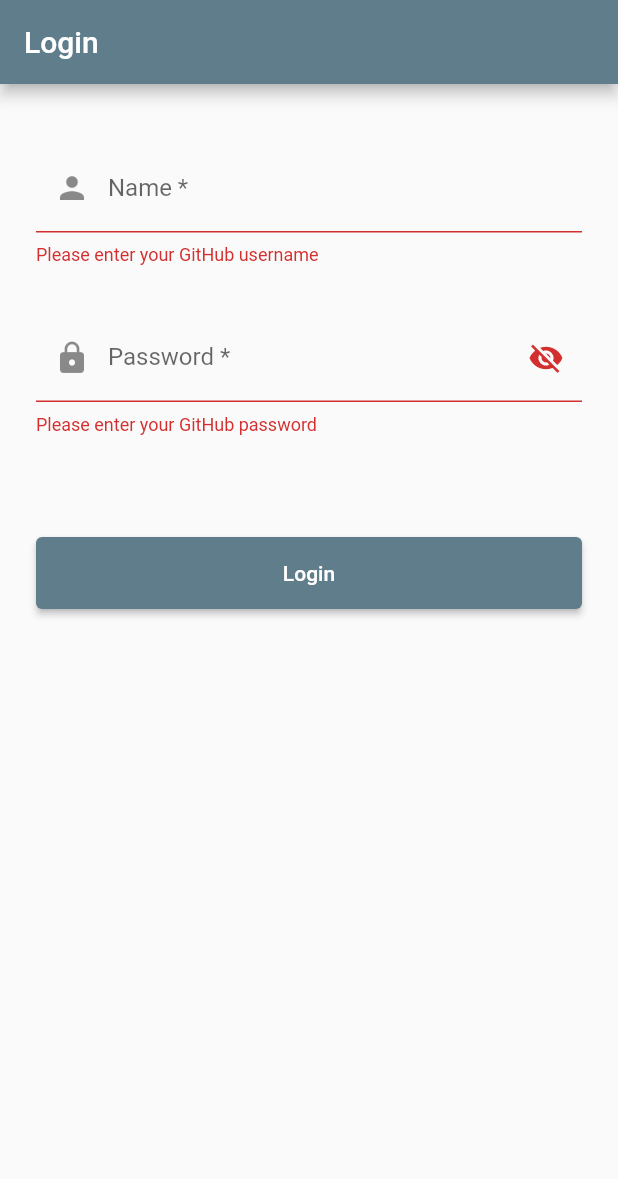
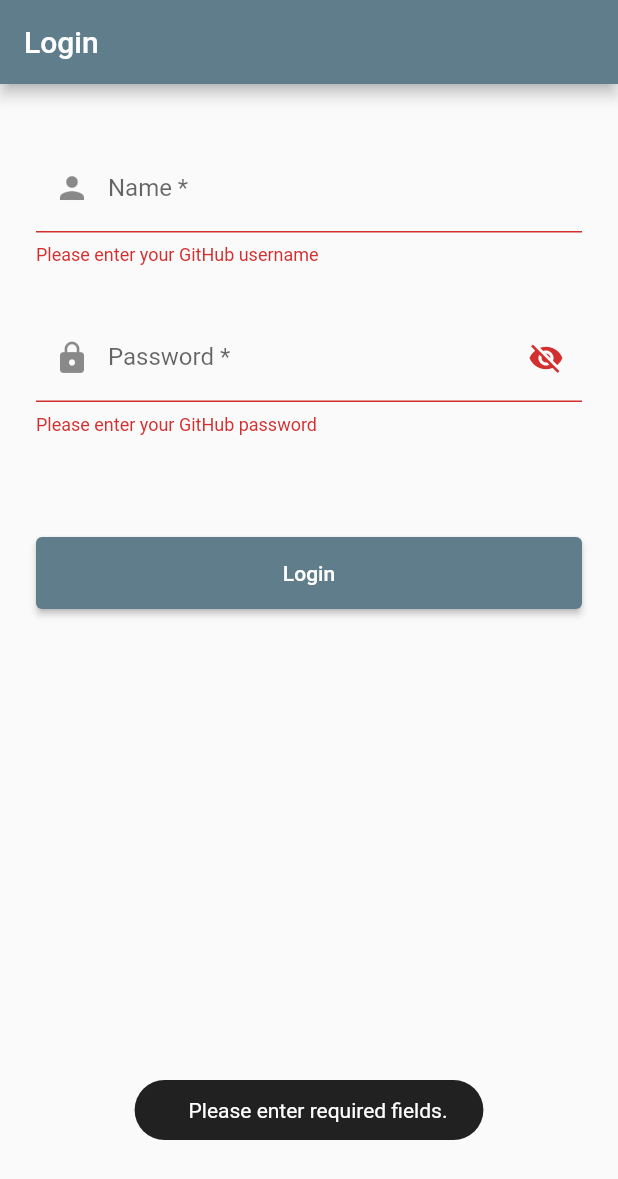
Before and after one commit to Rjiegit/gitme, a Flutter app: the screen it shows after launch, after a tap on "Login", on a phone screen of 412 x 824 dp. Shown: the top 1179 px of the screen. Run offline on Flutter 3.47's test engine with Material 2 defaults, Android fonts, the phone set to English and light mode, and no system bars; drawn by our look-alikes of flutter_progress_hud; our stand-ins replace flutter_dotenv, fluttertoast, package_info, timeago; missing offline and left inert: github.

Commit message:
Add toast when login

```diff
--- a/lib/pages/login.dart
+++ b/lib/pages/login.dart
@@ -1,5 +1,7 @@
 import 'package:flutter/material.dart';
 import 'package:flutter_progress_hud/flutter_progress_hud.dart';
+import 'package:fluttertoast/fluttertoast.dart';
+import 'package:github/github.dart';
 import 'package:gitme/components/github_login_form.dart';
 import 'package:gitme/services/github_api.dart';
 
@@ -9,6 +11,15 @@ class LoginPage extends StatefulWidget {
 }
 
 class _LoginPageState extends State<LoginPage> {
+  FToast fToast = FToast();
+
+  @override
+  void initState() {
+    super.initState();
+
+    fToast.init(context);
+  }
+
   @override
   Widget build(BuildContext context) {
     return ProgressHUD(
@@ -24,19 +35,26 @@ class _LoginPageState extends State<LoginPage> {
               if (state.formKey.currentState!.validate()) {
                 final progress = ProgressHUD.of(context);
                 progress!.showWithText("Loading...");
+
                 FocusScope.of(context).requestFocus(new FocusNode());
-                Future.delayed(Duration(milliseconds: 500), () async {
+
+                Future.delayed(Duration(milliseconds: 100), () async {
                   try {
                     githubClient = getGithubApiClientByToken();
-                    await githubClient.users.getCurrentUser();
+                    User user = await githubClient.users.getCurrentUser();
+
+                    _showToast("Welcome ${user.login}");
+
                     Navigator.pushReplacementNamed(context, "/home");
                   } catch (e) {
+                    _showToast("Uh oh, your username or password is wrong...");
+
                     print(e);
                   }
                   progress.dismiss();
                 });
               } else {
-                print("validate failed...");
+                _showToast("Please enter required fields.");
               }
             },
           )),
@@ -44,4 +62,32 @@ class _LoginPageState extends State<LoginPage> {
       ),
     );
   }
+
+  _showToast(String message) {
+    Widget toast = Container(
+      padding: const EdgeInsets.symmetric(horizontal: 24.0, vertical: 12.0),
+      decoration: BoxDecoration(
+        borderRadius: BorderRadius.circular(25.0),
+        color: Colors.black87,
+      ),
+      child: Row(
+        mainAxisSize: MainAxisSize.min,
+        children: [
+          SizedBox(
+            width: 12.0,
+          ),
+          Text(
+            message,
+            style: TextStyle(color: Colors.white),
+          ),
+        ],
+      ),
+    );
+
+    fToast.showToast(
+      child: toast,
+      gravity: ToastGravity.BOTTOM,
+      toastDuration: Duration(seconds: 2),
+    );
+  }
 }
--- a/pubspec.yaml
+++ b/pubspec.yaml
@@ -35,6 +35,7 @@ dependencies:
   flutter_dotenv: ^5.0.0
   timeago: ^3.1.0
   json_annotation: ^4.0.0
+  fluttertoast: ^8.0.7
 
 dev_dependencies:
   flutter_test:
```
Also changed, not shown: pubspec.lock.
